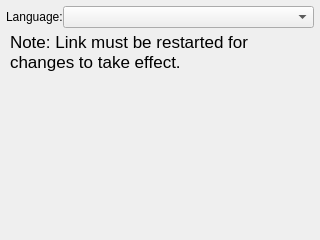
The window that ui/LanguageWidget.ui (kipr/botui) describes before a commit, drawn with Qt 5.
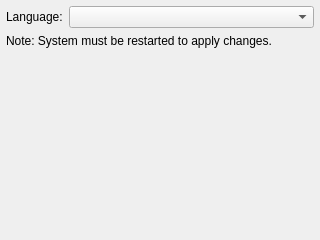
The same window after the commit.

Commit message: Fixed restart note in LanguageWidget

Diff of the .ui file:
```diff
--- a/ui/LanguageWidget.ui
+++ b/ui/LanguageWidget.ui
@@ -14,9 +14,6 @@
    <string>About</string>
   </property>
   <layout class="QVBoxLayout" name="verticalLayout">
-   <property name="spacing">
-    <number>0</number>
-   </property>
    <property name="leftMargin">
     <number>6</number>
    </property>
@@ -50,84 +47,13 @@
     </layout>
    </item>
    <item>
-    <widget class="QTextEdit" name="textEdit">
-     <property name="sizePolicy">
-      <sizepolicy hsizetype="Expanding" vsizetype="Fixed">
-       <horstretch>0</horstretch>
-       <verstretch>0</verstretch>
-      </sizepolicy>
+    <widget class="QLabel" name="noteLabel">
+     <property name="text">
+      <string>Note: System must be restarted to apply changes.</string>
      </property>
-     <property name="maximumSize">
-      <size>
-       <width>16777215</width>
-       <height>75</height>
-      </size>
-     </property>
-     <property name="palette">
-      <palette>
-       <active>
-        <colorrole role="Base">
-         <brush brushstyle="SolidPattern">
-          <color alpha="0">
-           <red>255</red>
-           <green>255</green>
-           <blue>255</blue>
-          </color>
-         </brush>
-        </colorrole>
-       </active>
-       <inactive>
-        <colorrole role="Base">
-         <brush brushstyle="SolidPattern">
-          <color alpha="0">
-           <red>255</red>
-           <green>255</green>
-           <blue>255</blue>
-          </color>
-         </brush>
-        </colorrole>
-       </inactive>
-       <disabled>
-        <colorrole role="Base">
-         <brush brushstyle="SolidPattern">
-          <color alpha="255">
-           <red>237</red>
-           <green>237</green>
-           <blue>237</blue>
-          </color>
-         </brush>
-        </colorrole>
-       </disabled>
-      </palette>
-     </property>
-     <property name="acceptDrops">
-      <bool>false</bool>
-     </property>
-     <property name="frameShape">
-      <enum>QFrame::NoFrame</enum>
-     </property>
-     <property name="frameShadow">
-      <enum>QFrame::Plain</enum>
-     </property>
-     <property name="lineWidth">
-      <number>0</number>
-     </property>
-     <property name="undoRedoEnabled">
-      <bool>false</bool>
-     </property>
-     <property name="readOnly">
+     <property name="wordWrap">
       <bool>true</bool>
      </property>
-     <property name="html">
-      <string>&lt;!DOCTYPE HTML PUBLIC &quot;-//W3C//DTD HTML 4.0//EN&quot; &quot;http://www.w3.org/TR/REC-html40/strict.dtd&quot;&gt;
-&lt;html&gt;&lt;head&gt;&lt;meta name=&quot;qrichtext&quot; content=&quot;1&quot; /&gt;&lt;style type=&quot;text/css&quot;&gt;
-p, li { white-space: pre-wrap; }
-&lt;/style&gt;&lt;/head&gt;&lt;body style=&quot; font-family:'.Lucida Grande UI'; font-size:13pt; font-weight:400; font-style:normal;&quot;&gt;
-&lt;p style=&quot; margin-top:0px; margin-bottom:0px; margin-left:0px; margin-right:0px; -qt-block-indent:0; text-indent:0px;&quot;&gt;Note: Link must be restarted for changes to take effect.&lt;/p&gt;&lt;/body&gt;&lt;/html&gt;</string>
-     </property>
-     <property name="textInteractionFlags">
-      <set>Qt::NoTextInteraction</set>
-     </property>
     </widget>
    </item>
    <item>
```
